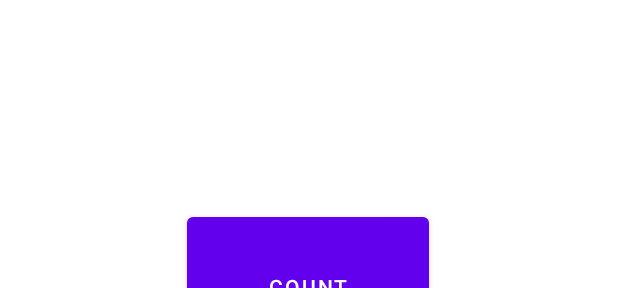
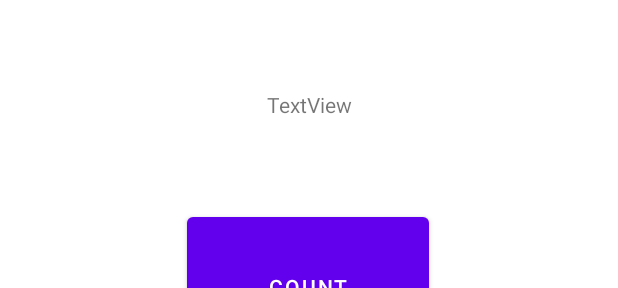
Before and after one commit to G4njalf/tirocinio, an Android app: the layout fragment_home.xml on its own in the app's theme, with its tools: preview values and no code run, on a phone screen of 412 x 824 dp. Shown: the top 288 px of the screen. Run offline under Robolectric (Android 15) with nearby library versions, the phone set to English and light mode, and no system bars.

Commit message:
comunica con lottery

```diff
--- a/Dapp/app/build.gradle.kts
+++ b/Dapp/app/build.gradle.kts
@@ -9,7 +9,7 @@ android {
 
     defaultConfig {
         applicationId = "com.example.myapplication"
-        minSdk = 24
+        minSdk = 26
         targetSdk = 35
         versionCode = 1
         versionName = "1.0"
@@ -56,5 +56,5 @@ dependencies {
     testImplementation(libs.junit)
     androidTestImplementation(libs.androidx.junit)
     androidTestImplementation(libs.androidx.espresso.core)
-    implementation("org.web3j:core:4.12.0")
+    implementation("org.web3j:core:4.9.4")
 }
--- a/Dapp/app/src/main/AndroidManifest.xml
+++ b/Dapp/app/src/main/AndroidManifest.xml
@@ -1,6 +1,9 @@
 <?xml version="1.0" encoding="utf-8"?>
 <manifest xmlns:android="http://schemas.android.com/apk/res/android"
     xmlns:tools="http://schemas.android.com/tools">
+
+    <uses-permission android:name="android.permission.INTERNET"/>
+
 
     <application
         android:allowBackup="true"
--- a/Dapp/app/src/main/res/layout/fragment_home.xml
+++ b/Dapp/app/src/main/res/layout/fragment_home.xml
@@ -41,4 +41,14 @@
         app:layout_constraintEnd_toEndOf="parent"
         app:layout_constraintStart_toStartOf="parent"
         app:layout_constraintTop_toBottomOf="@+id/text_home" />
+
+    <TextView
+        android:id="@+id/textsepolia"
+        android:layout_width="wrap_content"
+        android:layout_height="wrap_content"
+        android:text="TextView"
+        app:layout_constraintBottom_toTopOf="@+id/button1"
+        app:layout_constraintEnd_toEndOf="parent"
+        app:layout_constraintStart_toStartOf="parent"
+        app:layout_constraintTop_toTopOf="parent" />
 </androidx.constraintlayout.widget.ConstraintLayout>
```
Also changed, not shown: Dapp/app/src/main/java/com/example/myapplication/ui/home/HomeFragment.kt (+7 -0 lines), Dapp/app/src/main/java/com/example/myapplication/ui/home/HomeViewModel.kt (+75 -2 lines).
